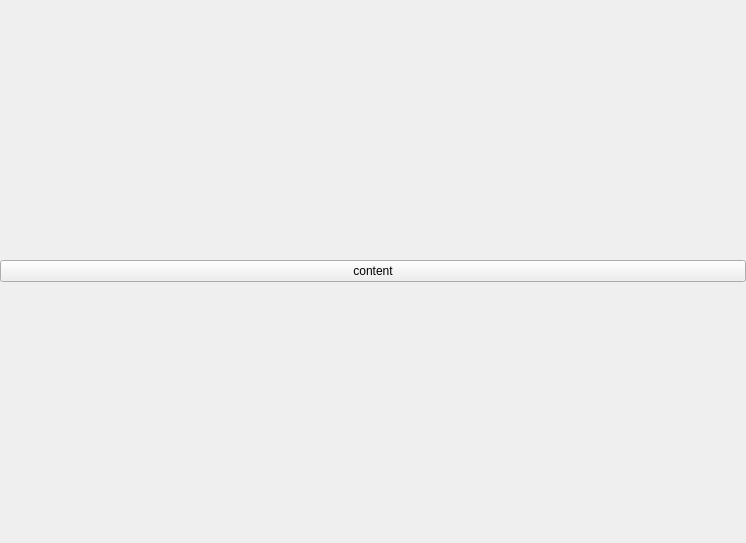
Above: src/views/novel/pages/content/content.ui from ddmoyu/ddmy before the change. Below: the same form after it.
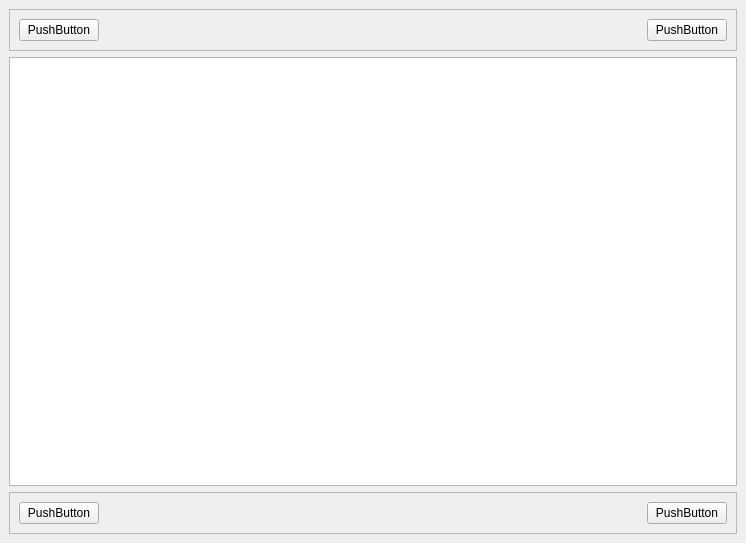
That is the form after the change. Custom widgets are drawn as their Qt base class.

Commit message: 尝试获取小说内容，并显示

Diff of the .ui file:
```diff
--- a/src/views/novel/pages/content/content.ui
+++ b/src/views/novel/pages/content/content.ui
@@ -30,18 +30,101 @@
     <number>0</number>
    </property>
    <item row="0" column="0">
-    <layout class="QVBoxLayout" name="content_layout">
-     <item>
-      <widget class="QPushButton" name="pushButton">
-       <property name="text">
-        <string>content</string>
-       </property>
-      </widget>
-     </item>
-    </layout>
+    <widget class="QWidget" name="widget" native="true">
+     <layout class="QGridLayout" name="gridLayout_2">
+      <item row="0" column="0">
+       <widget class="QFrame" name="frame">
+        <property name="frameShape">
+         <enum>QFrame::Shape::StyledPanel</enum>
+        </property>
+        <property name="frameShadow">
+         <enum>QFrame::Shadow::Raised</enum>
+        </property>
+        <layout class="QGridLayout" name="gridLayout_4">
+         <item row="0" column="2">
+          <widget class="QPushButton" name="pushButton_3">
+           <property name="text">
+            <string>PushButton</string>
+           </property>
+          </widget>
+         </item>
+         <item row="0" column="1">
+          <spacer name="horizontalSpacer_2">
+           <property name="orientation">
+            <enum>Qt::Orientation::Horizontal</enum>
+           </property>
+           <property name="sizeHint" stdset="0">
+            <size>
+             <width>40</width>
+             <height>20</height>
+            </size>
+           </property>
+          </spacer>
+         </item>
+         <item row="0" column="0">
+          <widget class="QPushButton" name="pushButton_4">
+           <property name="text">
+            <string>PushButton</string>
+           </property>
+          </widget>
+         </item>
+        </layout>
+       </widget>
+      </item>
+      <item row="1" column="0">
+       <widget class="TextBrowser" name="textBrowser"/>
+      </item>
+      <item row="2" column="0">
+       <widget class="QFrame" name="frame_2">
+        <property name="frameShape">
+         <enum>QFrame::Shape::StyledPanel</enum>
+        </property>
+        <property name="frameShadow">
+         <enum>QFrame::Shadow::Raised</enum>
+        </property>
+        <layout class="QGridLayout" name="gridLayout_3">
+         <item row="0" column="1">
+          <spacer name="horizontalSpacer">
+           <property name="orientation">
+            <enum>Qt::Orientation::Horizontal</enum>
+           </property>
+           <property name="sizeHint" stdset="0">
+            <size>
+             <width>40</width>
+             <height>20</height>
+            </size>
+           </property>
+          </spacer>
+         </item>
+         <item row="0" column="2">
+          <widget class="QPushButton" name="pushButton">
+           <property name="text">
+            <string>PushButton</string>
+           </property>
+          </widget>
+         </item>
+         <item row="0" column="0">
+          <widget class="QPushButton" name="pushButton_2">
+           <property name="text">
+            <string>PushButton</string>
+           </property>
+          </widget>
+         </item>
+        </layout>
+       </widget>
+      </item>
+     </layout>
+    </widget>
    </item>
   </layout>
  </widget>
+ <customwidgets>
+  <customwidget>
+   <class>TextBrowser</class>
+   <extends>QTextBrowser</extends>
+   <header>qfluentwidgets</header>
+  </customwidget>
+ </customwidgets>
  <resources/>
  <connections/>
 </ui>
```
The commit also changes 2 other files.
